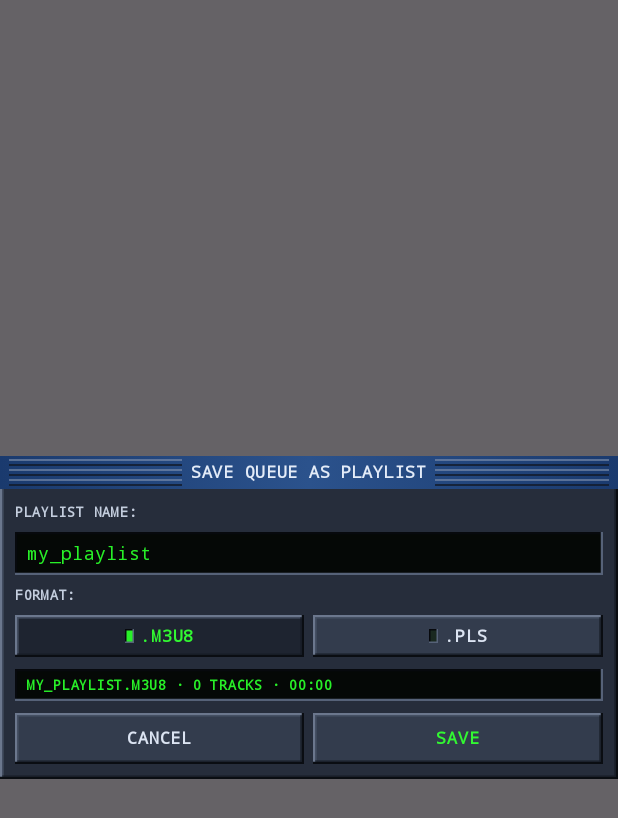
After one commit to microtower00/droidamp, an Android app built with Jetpack Compose: the composable SavePlaylistDialog called with empty values, on a phone screen of 412 x 824 dp. The commit adds this screen. Shown: the top 818 px of the screen. Run offline under Robolectric (Android 15) with nearby library versions, the phone set to English and light mode, and no system bars.

Commit message:
feat(ui): add Save Queue as Playlist naming dialog (.m3u8 / .pls) & UX v2 tests

```diff
--- a/app/src/main/java/com/droidamp/player/domain/model/LibraryItem.kt
+++ b/app/src/main/java/com/droidamp/player/domain/model/LibraryItem.kt
@@ -24,6 +24,11 @@ enum class LibraryViewLevel {
 enum class RestingLayoutVariant {
   OPTION_A_SLIM_LIP,
   OPTION_B_TAB_PEEK,
+}
+
+enum class PlaylistExportFormat(val extension: String, val mimeType: String) {
+  M3U8(extension = "m3u8", mimeType = "audio/x-mpegurl"),
+  PLS(extension = "pls", mimeType = "audio/x-scpls"),
 }
 
 enum class PlaylistSortOrder {
--- a/app/src/main/java/com/droidamp/player/storage/StorageSupportedFormats.kt
+++ b/app/src/main/java/com/droidamp/player/storage/StorageSupportedFormats.kt
@@ -94,15 +94,17 @@ internal object StorageSupportedFormats {
         .trimStart { it.isWhitespace() }
 
     if (cleaned.isEmpty()) return null
+    val isPls = cleaned.endsWith(".pls", ignoreCase = true)
     val rawStem =
       when {
         cleaned.endsWith(".m3u8", ignoreCase = true) -> cleaned.dropLast(5)
         cleaned.endsWith(".m3u", ignoreCase = true) -> cleaned.dropLast(4)
-        cleaned.endsWith(".pls", ignoreCase = true) -> cleaned.dropLast(4)
+        isPls -> cleaned.dropLast(4)
         else -> cleaned
       }
     val stem = rawStem.trim { it.isWhitespace() || it == '.' }
-    return if (stem.isEmpty()) null else "$stem.m3u8"
+    val ext = if (isPls) "pls" else "m3u8"
+    return if (stem.isEmpty()) null else "$stem.$ext"
   }
 
   private val INVALID_FILE_NAME_CHARS = setOf('/', '\\', ':', '*', '?', '"', '<', '>', '|')
--- /dev/null
+++ b/app/src/main/java/com/droidamp/player/ui/sheet/SavePlaylistDialog.kt
@@ -0,0 +1,183 @@
+package com.droidamp.player.ui.sheet
+
+import androidx.compose.foundation.layout.Arrangement
+import androidx.compose.foundation.layout.Column
+import androidx.compose.foundation.layout.PaddingValues
+import androidx.compose.foundation.layout.Row
+import androidx.compose.foundation.layout.fillMaxWidth
+import androidx.compose.foundation.layout.height
+import androidx.compose.foundation.layout.padding
+import androidx.compose.foundation.text.BasicTextField
+import androidx.compose.material3.Text
+import androidx.compose.runtime.Composable
+import androidx.compose.runtime.getValue
+import androidx.compose.runtime.mutableStateOf
+import androidx.compose.runtime.remember
+import androidx.compose.runtime.setValue
+import androidx.compose.ui.Modifier
+import androidx.compose.ui.graphics.SolidColor
+import androidx.compose.ui.unit.dp
+import androidx.compose.ui.window.Dialog
+import com.droidamp.player.domain.model.PlaylistExportFormat
+import com.droidamp.player.domain.model.formatWinampDuration
+import com.droidamp.player.skin.LocalDroidAmpSkin
+import com.droidamp.player.ui.components.BeveledButton
+import com.droidamp.player.ui.components.BeveledLedToggleButton
+import com.droidamp.player.ui.components.ChassisTitleBar
+import com.droidamp.player.ui.components.HardwarePanel
+import com.droidamp.player.ui.components.HardwareText
+import com.droidamp.player.ui.components.RecessedWell
+
+/**
+ * Skeuomorphic retro VFD dialog for saving the live Queue (or selected tracks)
+ * as a named `.m3u8` or `.pls` playlist file (ADR-020).
+ */
+@Composable
+fun SavePlaylistDialog(
+  totalTrackCount: Int,
+  totalDurationMs: Long,
+  selectedTrackCount: Int,
+  existingPlaylistNames: Set<String>,
+  onDismiss: () -> Unit,
+  onConfirmSave: (baseName: String, format: PlaylistExportFormat, selectedOnly: Boolean) -> Unit,
+) {
+  val skin = LocalDroidAmpSkin.current
+  var nameInput by remember { mutableStateOf("my_playlist") }
+  var selectedFormat by remember { mutableStateOf(PlaylistExportFormat.M3U8) }
+  var selectedOnly by remember { mutableStateOf(false) }
+
+  val sanitizedBase =
+    nameInput
+      .trim()
+      .removeSuffix(".m3u8")
+      .removeSuffix(".m3u")
+      .removeSuffix(".pls")
+      .replace(Regex("[\\\\/:*?\"<>|]"), "_")
+      .trim()
+  val resolvedFileName =
+    if (sanitizedBase.isNotEmpty()) "$sanitizedBase.${selectedFormat.extension}" else ""
+  val willOverwrite =
+    sanitizedBase.isNotEmpty() &&
+      existingPlaylistNames.any { existing ->
+        existing.equals(sanitizedBase, ignoreCase = true) ||
+          existing.equals(resolvedFileName, ignoreCase = true)
+      }
+
+  Dialog(onDismissRequest = onDismiss) {
+    HardwarePanel(modifier = Modifier.fillMaxWidth()) {
+      Column(modifier = Modifier.fillMaxWidth()) {
+        ChassisTitleBar(title = "SAVE QUEUE AS PLAYLIST")
+
+        Column(
+          modifier = Modifier.fillMaxWidth().padding(10.dp),
+          verticalArrangement = Arrangement.spacedBy(8.dp),
+        ) {
+          HardwareText(text = "PLAYLIST NAME:")
+          RecessedWell(
+            modifier = Modifier.fillMaxWidth(),
+            contentPadding = PaddingValues(horizontal = 8.dp, vertical = 7.dp),
+          ) {
+            BasicTextField(
+              value = nameInput,
+              onValueChange = { nameInput = it },
+              singleLine = true,
+              textStyle = skin.typography.trackRow.copy(color = skin.vfd.phosphorPrimary),
+              cursorBrush = SolidColor(skin.vfd.phosphorPrimary),
+              modifier = Modifier.fillMaxWidth(),
+            )
+          }
+
+          HardwareText(text = "FORMAT:")
+          Row(
+            modifier = Modifier.fillMaxWidth(),
+            horizontalArrangement = Arrangement.spacedBy(6.dp),
+          ) {
+            BeveledLedToggleButton(
+              label = ".M3U8",
+              checked = selectedFormat == PlaylistExportFormat.M3U8,
+              onClick = { selectedFormat = PlaylistExportFormat.M3U8 },
+              modifier = Modifier.weight(1f).height(28.dp),
+            )
+            BeveledLedToggleButton(
+              label = ".PLS",
+              checked = selectedFormat == PlaylistExportFormat.PLS,
+              onClick = { selectedFormat = PlaylistExportFormat.PLS },
+              modifier = Modifier.weight(1f).height(28.dp),
+            )
+          }
+
+          if (selectedTrackCount > 0) {
+            HardwareText(text = "SCOPE:")
+            Row(
+              modifier = Modifier.fillMaxWidth(),
+              horizontalArrangement = Arrangement.spacedBy(6.dp),
+            ) {
+              BeveledLedToggleButton(
+                label = "ALL ($totalTrackCount)",
+                checked = !selectedOnly,
+                onClick = { selectedOnly = false },
+                compact = true,
+                modifier = Modifier.weight(1f).height(28.dp),
+              )
+              BeveledLedToggleButton(
+                label = "SELECTED ($selectedTrackCount)",
+                checked = selectedOnly,
+                onClick = { selectedOnly = true },
+                compact = true,
+                modifier = Modifier.weight(1f).height(28.dp),
+              )
+            }
+          }
+
+          RecessedWell(
+            modifier = Modifier.fillMaxWidth(),
+            contentPadding = PaddingValues(horizontal = 8.dp, vertical = 5.dp),
+          ) {
+            Column(verticalArrangement = Arrangement.spacedBy(2.dp)) {
+              val scopeSummary =
+                if (selectedOnly && selectedTrackCount > 0) {
+                  "$selectedTrackCount SELECTED TRACKS"
+                } else {
+                  "$totalTrackCount TRACKS · ${formatWinampDuration(totalDurationMs)}"
+                }
+              Text(
+                text = if (resolvedFileName.isNotEmpty()) "${resolvedFileName.uppercase()} · $scopeSummary" else "ENTER A VALID NAME",
+                style = skin.typography.microLabel,
+                color = skin.vfd.phosphorPrimary,
+              )
+              if (willOverwrite) {
+                Text(
+                  text = "OVERWRITES EXISTING PLAYLIST",
+                  style = skin.typography.microLabel,
+                  color = skin.vfd.ledAmber,
+                )
+              }
+            }
+          }
+
+          Row(
+            modifier = Modifier.fillMaxWidth(),
+            horizontalArrangement = Arrangement.spacedBy(6.dp),
+          ) {
+            BeveledButton(
+              label = "CANCEL",
+              onClick = onDismiss,
+              modifier = Modifier.weight(1f).height(34.dp),
+            )
+            BeveledButton(
+              label = "SAVE",
+              onClick = {
+                if (sanitizedBase.isNotEmpty()) {
+                  onConfirmSave(sanitizedBase, selectedFormat, selectedOnly)
+                }
+              },
+              enabled = sanitizedBase.isNotEmpty(),
+              highlighted = sanitizedBase.isNotEmpty(),
+              modifier = Modifier.weight(1f).height(34.dp),
+            )
+          }
+        }
+      }
+    }
+  }
+}
```
Also changed, not shown: app/src/main/java/com/droidamp/player/storage/SafMusicSourceRepository.kt (+8 -2 lines), app/src/main/java/com/droidamp/player/ui/rack/DroidAmpRackScreen.kt (+28 -13 lines), app/src/main/java/com/droidamp/player/ui/rack/DroidAmpViewModel.kt (+88 -0 lines), 1 other file.
